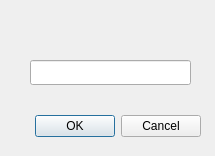
Before: the Qt Designer form profiledialog.ui in supernugy/Awesome2DGui, drawn with Qt 5.
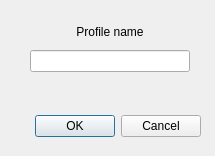
After: the same form once the commit is applied.

Commit message: Added labels to dialog window

The edit to the form file:
```diff
--- a/profiledialog.ui
+++ b/profiledialog.ui
@@ -29,15 +29,43 @@
     <set>QDialogButtonBox::Cancel|QDialogButtonBox::Ok</set>
    </property>
   </widget>
-  <widget class="QLineEdit" name="profileNameLineEdit">
+  <widget class="QWidget" name="verticalLayoutWidget">
    <property name="geometry">
     <rect>
      <x>30</x>
-     <y>60</y>
-     <width>161</width>
-     <height>25</height>
+     <y>20</y>
+     <width>160</width>
+     <height>81</height>
     </rect>
    </property>
+   <layout class="QVBoxLayout" name="verticalLayout">
+    <item>
+     <widget class="QLabel" name="profileNameLabel">
+      <property name="layoutDirection">
+       <enum>Qt::LeftToRight</enum>
+      </property>
+      <property name="text">
+       <string>Profile name</string>
+      </property>
+      <property name="alignment">
+       <set>Qt::AlignCenter</set>
+      </property>
+     </widget>
+    </item>
+    <item>
+     <widget class="QLineEdit" name="profileNameLineEdit"/>
+    </item>
+    <item>
+     <widget class="QLabel" name="messageLabel">
+      <property name="text">
+       <string/>
+      </property>
+      <property name="alignment">
+       <set>Qt::AlignCenter</set>
+      </property>
+     </widget>
+    </item>
+   </layout>
   </widget>
  </widget>
  <resources/>
```
